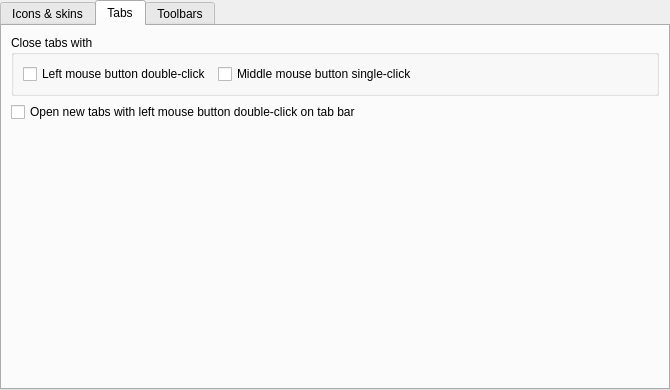
This is src/gui/settings/settingsgui.ui in martinrotter/textosaurus as Qt 5 draws it before an edit. The edited form follows.
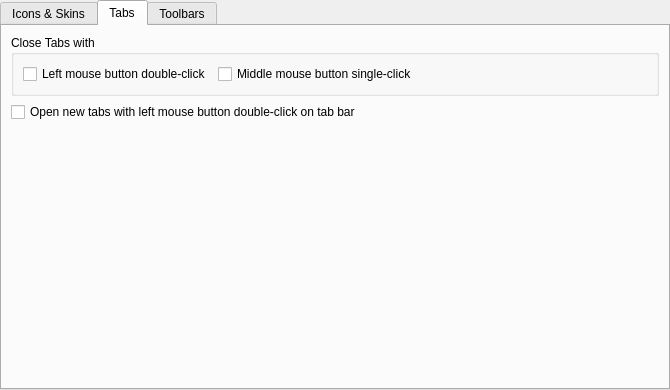
This is the edited form. The open tabs and pages were chosen to show the change. Custom widgets are drawn as their Qt base class.

Diff of the .ui file:
```diff
--- a/src/gui/settings/settingsgui.ui
+++ b/src/gui/settings/settingsgui.ui
@@ -33,7 +33,7 @@
      </property>
      <widget class="QWidget" name="m_tabIconSkin">
       <attribute name="title">
-       <string>Icons &amp;&amp; skins</string>
+       <string>Icons &amp;&amp; Skins</string>
       </attribute>
       <layout class="QHBoxLayout" name="horizontalLayout_8">
        <property name="leftMargin">
@@ -112,7 +112,7 @@
        <item row="0" column="0" colspan="2">
         <widget class="QGroupBox" name="m_grbCloseTabs">
          <property name="title">
-          <string>Close tabs with</string>
+          <string>Close Tabs with</string>
          </property>
          <layout class="QFormLayout" name="formLayout_13">
           <item row="0" column="0">
```
